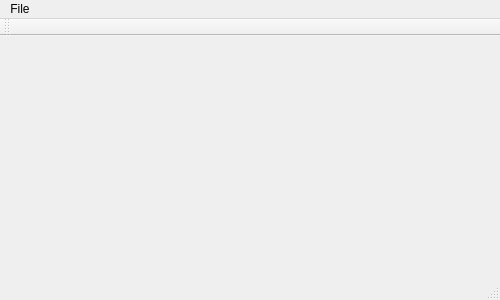
Winded/VPKViewer, file src/mainwindow.ui: the form before one commit.
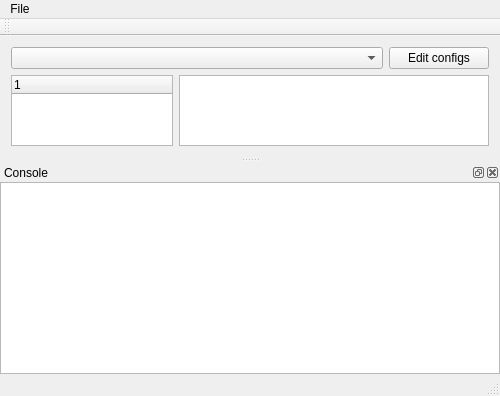
The form after the commit.

Commit message: Main Window UI progress

The edit to the form file:
```diff
--- a/src/mainwindow.ui
+++ b/src/mainwindow.ui
@@ -7,24 +7,98 @@
     <x>0</x>
     <y>0</y>
     <width>500</width>
-    <height>300</height>
+    <height>396</height>
    </rect>
   </property>
   <property name="windowTitle">
    <string>VPKViewer</string>
   </property>
   <widget class="QWidget" name="centralWidget">
-   <widget class="QWidget" name="horizontalLayoutWidget">
-    <property name="geometry">
-     <rect>
-      <x>-1</x>
-      <y>0</y>
-      <width>501</width>
-      <height>21</height>
-     </rect>
-    </property>
-    <layout class="QHBoxLayout" name="horizontalLayout"/>
-   </widget>
+   <layout class="QVBoxLayout" name="verticalLayout">
+    <item>
+     <layout class="QHBoxLayout" name="horizontalLayout">
+      <property name="leftMargin">
+       <number>0</number>
+      </property>
+      <property name="rightMargin">
+       <number>0</number>
+      </property>
+      <item>
+       <widget class="QComboBox" name="configComboBox">
+        <property name="minimumSize">
+         <size>
+          <width>345</width>
+          <height>0</height>
+         </size>
+        </property>
+        <property name="baseSize">
+         <size>
+          <width>0</width>
+          <height>0</height>
+         </size>
+        </property>
+        <property name="editable">
+         <bool>false</bool>
+        </property>
+        <property name="currentText">
+         <string/>
+        </property>
+       </widget>
+      </item>
+      <item>
+       <widget class="QPushButton" name="editConfigsPushButton">
+        <property name="sizePolicy">
+         <sizepolicy hsizetype="Fixed" vsizetype="Fixed">
+          <horstretch>0</horstretch>
+          <verstretch>0</verstretch>
+         </sizepolicy>
+        </property>
+        <property name="minimumSize">
+         <size>
+          <width>100</width>
+          <height>0</height>
+         </size>
+        </property>
+        <property name="text">
+         <string>Edit configs</string>
+        </property>
+       </widget>
+      </item>
+     </layout>
+    </item>
+    <item>
+     <layout class="QHBoxLayout" name="horizontalLayout_2">
+      <property name="sizeConstraint">
+       <enum>QLayout::SetDefaultConstraint</enum>
+      </property>
+      <item>
+       <widget class="QTreeWidget" name="folderTreeWidget">
+        <property name="sizePolicy">
+         <sizepolicy hsizetype="Preferred" vsizetype="Expanding">
+          <horstretch>0</horstretch>
+          <verstretch>0</verstretch>
+         </sizepolicy>
+        </property>
+        <column>
+         <property name="text">
+          <string notr="true">1</string>
+         </property>
+        </column>
+       </widget>
+      </item>
+      <item>
+       <widget class="QListWidget" name="fileListWidget">
+        <property name="minimumSize">
+         <size>
+          <width>310</width>
+          <height>0</height>
+         </size>
+        </property>
+       </widget>
+      </item>
+     </layout>
+    </item>
+   </layout>
   </widget>
   <widget class="QMenuBar" name="menuBar">
    <property name="geometry">
@@ -53,7 +127,57 @@
     <bool>false</bool>
    </attribute>
   </widget>
-  <widget class="QStatusBar" name="statusBar"/>
+  <widget class="QStatusBar" name="statusBar">
+   <property name="enabled">
+    <bool>true</bool>
+   </property>
+  </widget>
+  <widget class="QDockWidget" name="consoleDockWidget">
+   <property name="sizePolicy">
+    <sizepolicy hsizetype="Preferred" vsizetype="Fixed">
+     <horstretch>0</horstretch>
+     <verstretch>0</verstretch>
+    </sizepolicy>
+   </property>
+   <property name="windowTitle">
+    <string>Console</string>
+   </property>
+   <attribute name="dockWidgetArea">
+    <number>8</number>
+   </attribute>
+   <widget class="QWidget" name="dockWidgetContents">
+    <layout class="QVBoxLayout" name="verticalLayout_2">
+     <property name="leftMargin">
+      <number>0</number>
+     </property>
+     <property name="topMargin">
+      <number>0</number>
+     </property>
+     <property name="rightMargin">
+      <number>0</number>
+     </property>
+     <property name="bottomMargin">
+      <number>0</number>
+     </property>
+     <item>
+      <widget class="QPlainTextEdit" name="consoleText">
+       <property name="maximumSize">
+        <size>
+         <width>16777215</width>
+         <height>16777215</height>
+        </size>
+       </property>
+       <property name="baseSize">
+        <size>
+         <width>0</width>
+         <height>150</height>
+        </size>
+       </property>
+      </widget>
+     </item>
+    </layout>
+   </widget>
+  </widget>
   <action name="actionNew">
    <property name="text">
     <string>New</string>
```
Left out of the diff: 9 changed lines with no effect on the pictures.
